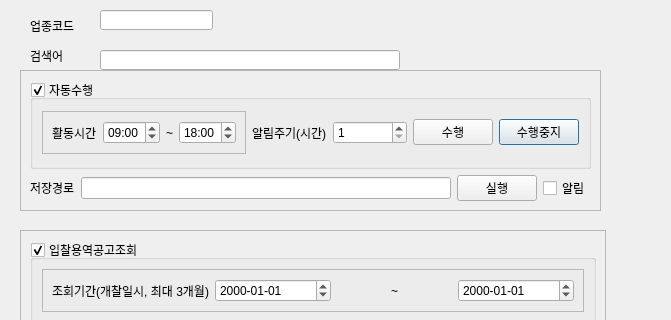
First picture: the form in ui/g2b_api.ui, repository MHJO/FairyqualityTime, before the edit; both pictures show x 0 to 671 and y 0 to 320 of the 671 by 659 pixel window.
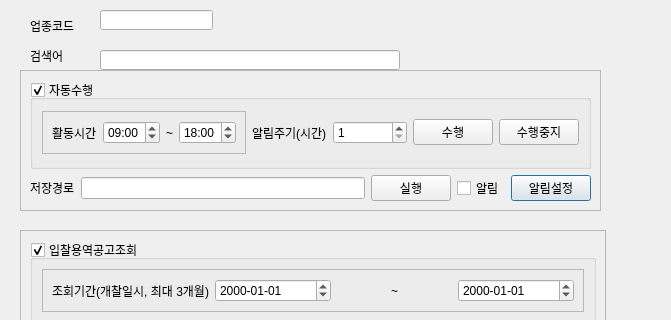
Second picture: the form after the edit.

Commit message: 카카오톡 나에게 메시지 보내기 기능 추가 ui 변경

```diff
--- a/ui/g2b_api.ui
+++ b/ui/g2b_api.ui
@@ -405,7 +405,14 @@
       </property>
      </widget>
     </item>
-    <item row="0" column="0" colspan="4">
+    <item row="1" column="4">
+     <widget class="QPushButton" name="btn_alert">
+      <property name="text">
+       <string>알림설정</string>
+      </property>
+     </widget>
+    </item>
+    <item row="0" column="0" colspan="5">
      <widget class="QGroupBox" name="gb_auto">
       <property name="title">
        <string>자동수행</string>
```
Left out of the diff: 6 changed lines with no effect on the pictures.
